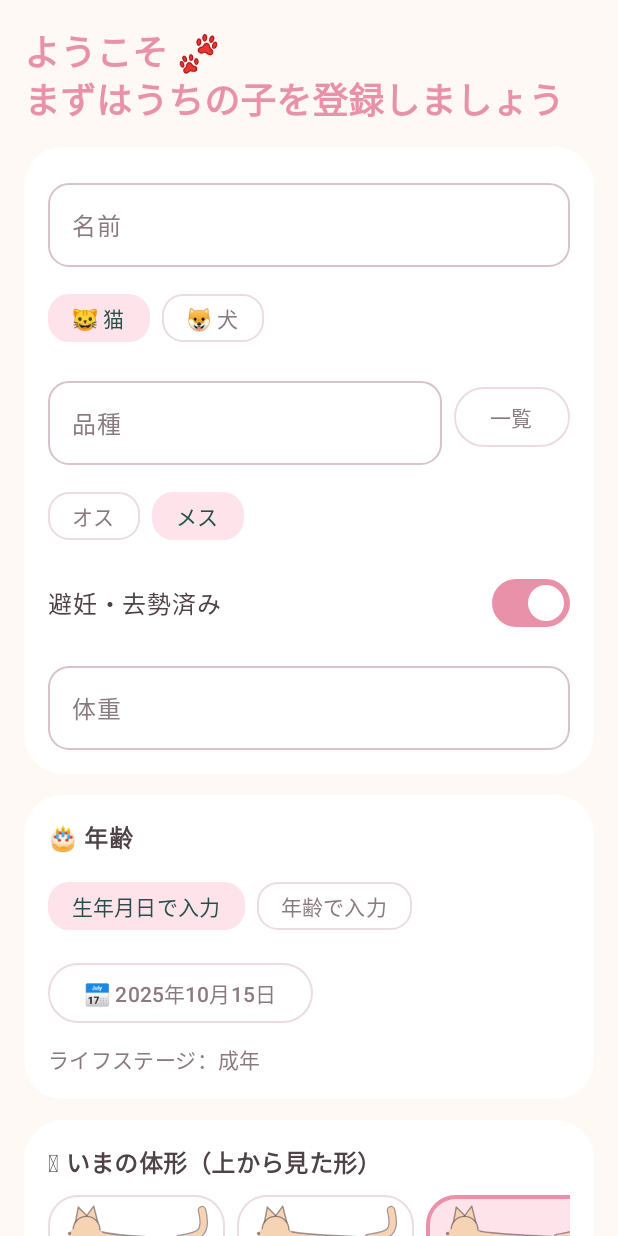
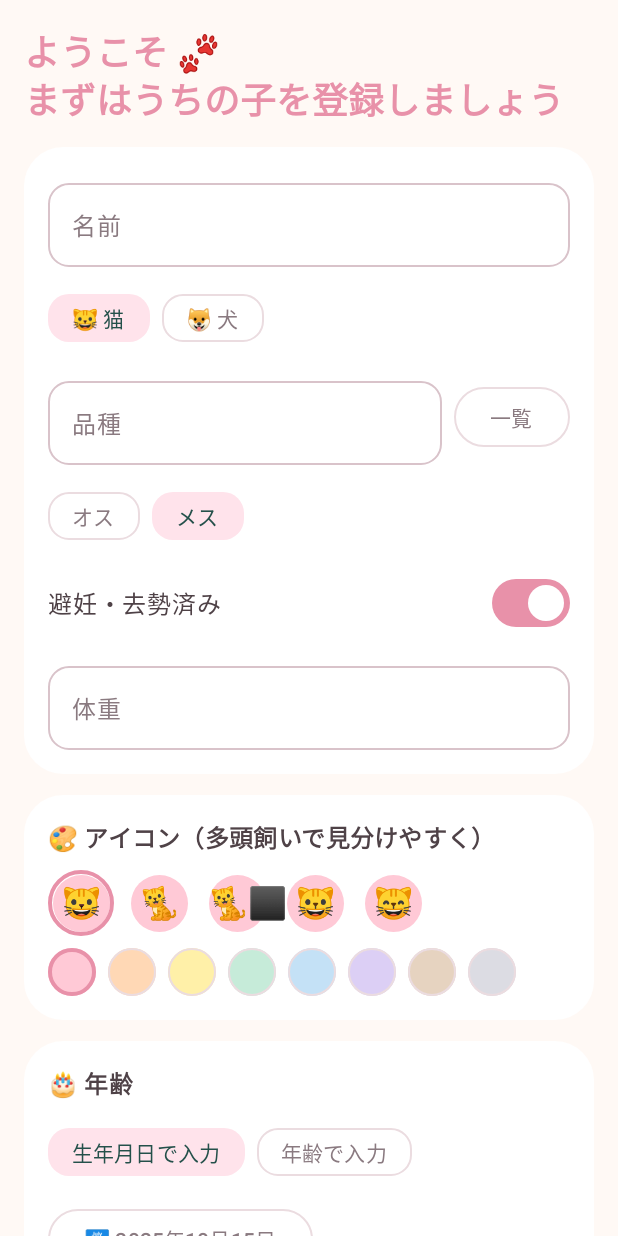
Before and after one commit to okame-jiiya/code001, an Android app built with Jetpack Compose: the screen it shows after launch (MainActivity), after a tap on an icon or button, on a phone screen of 412 x 824 dp. Run offline under Robolectric (Android 15) with nearby library versions, the phone set to English and light mode, and no system bars.

Commit message:
Fix BCS labels, add per-pet icon colors and daily mood
- BCS titles read 痩せ / やや痩せ / 理想的 / やや肥満 / 肥満
- Each pet picks an icon variant and a pastel background color, shown in the switcher and lists
- One-tap mood (sunny / cloudy / rainy) on the home and calendar screens, shown beside the day number

Co-Authored-By: Claude Opus 5.5 (1M context) <noreply@anthropic.com>
Claude-Session: https://claude.ai/code/session_01KgEUULBSFpwMYER5eSYZjZ

```diff
--- a/pet-care/app/src/main/java/com/okamejiiya/petcare/model/Models.kt
+++ b/pet-care/app/src/main/java/com/okamejiiya/petcare/model/Models.kt
@@ -5,9 +5,9 @@ import java.time.LocalDateTime
 import java.time.LocalTime
 import java.util.concurrent.atomic.AtomicLong
 
-enum class Species(val label: String, val emoji: String) {
-    CAT("猫", "🐱"),
-    DOG("犬", "🐶"),
+enum class Species(val label: String, val emoji: String, val icons: List<String>) {
+    CAT("猫", "🐱", listOf("🐱", "🐈", "🐈‍⬛", "😺", "😸")),
+    DOG("犬", "🐶", listOf("🐶", "🐕", "🐩", "🦮", "🐕‍🦺")),
 }
 
 enum class Sex(val label: String) {
@@ -42,7 +42,13 @@ data class Pet(
     val targetWeightKg: Double? = null,
     /** 1日のカロリーを手動で決めたいとき。null なら自動計算 */
     val customKcal: Int? = null,
-)
+    /** アイコンの背景色（PetColors の番号）。多頭飼いで見分けやすくする */
+    val colorIndex: Int = 0,
+    /** アイコンの絵柄（Species.icons の番号） */
+    val iconIndex: Int = 0,
+) {
+    val icon: String get() = species.icons.getOrElse(iconIndex) { species.emoji }
+}
 
 /**
  * 買ってきたフード・おやつ。
@@ -113,6 +119,19 @@ object ExcretionOptions {
     fun flags(type: ExcretionType) = if (type == ExcretionType.POOP) poopFlags else peeFlags
 }
 
+enum class Mood(val label: String, val emoji: String) {
+    GOOD("ごきげん", "☀️"),
+    SO_SO("ふつう", "☁️"),
+    BAD("いまいち", "☔"),
+}
+
+/** その日の機嫌（1日1つ） */
+data class MoodLog(
+    val petId: Long,
+    val date: LocalDate,
+    val mood: Mood,
+)
+
 data class WeightLog(
     val id: Long,
     val petId: Long,
@@ -180,6 +199,7 @@ data class AppData(
     val weights: List<WeightLog> = emptyList(),
     val reminders: List<Reminder> = emptyList(),
     val health: List<HealthRecord> = emptyList(),
+    val moods: List<MoodLog> = emptyList(),
     val selectedPetId: Long? = null,
 ) {
     val selectedPet: Pet? get() = pets.firstOrNull { it.id == selectedPetId } ?: pets.firstOrNull()
--- a/pet-care/app/src/main/java/com/okamejiiya/petcare/ui/BodyShape.kt
+++ b/pet-care/app/src/main/java/com/okamejiiya/petcare/ui/BodyShape.kt
@@ -30,7 +30,7 @@ import androidx.compose.ui.text.style.TextAlign
 import androidx.compose.ui.unit.dp
 import com.okamejiiya.petcare.model.Species
 
-val bcsTitles = listOf("やせ", "ややせ", "理想的", "ややぽっちゃり", "ぽっちゃり")
+val bcsTitles = listOf("痩せ", "やや痩せ", "理想的", "やや肥満", "肥満")
 
 fun bcsDescription(species: Species, bcs: Int): String = when (bcs) {
     1 -> "あばら骨・腰の骨・背骨が外から見える。上から見るとくびれが極端で、脂肪がほとんど触れない。"
--- /dev/null
+++ b/pet-care/app/src/main/java/com/okamejiiya/petcare/ui/PetAvatar.kt
@@ -0,0 +1,95 @@
+package com.okamejiiya.petcare.ui
+
+import androidx.compose.foundation.BorderStroke
+import androidx.compose.foundation.background
+import androidx.compose.foundation.border
+import androidx.compose.foundation.clickable
+import androidx.compose.foundation.horizontalScroll
+import androidx.compose.foundation.layout.Arrangement
+import androidx.compose.foundation.layout.Box
+import androidx.compose.foundation.layout.Column
+import androidx.compose.foundation.layout.Row
+import androidx.compose.foundation.layout.size
+import androidx.compose.foundation.rememberScrollState
+import androidx.compose.foundation.shape.CircleShape
+import androidx.compose.material3.MaterialTheme
+import androidx.compose.material3.Text
+import androidx.compose.runtime.Composable
+import androidx.compose.ui.Alignment
+import androidx.compose.ui.Modifier
+import androidx.compose.ui.graphics.Color
+import androidx.compose.ui.unit.dp
+import androidx.compose.ui.unit.sp
+import com.okamejiiya.petcare.model.Pet
+import com.okamejiiya.petcare.model.Species
+
+/** 多頭飼いで見分けるためのアイコン背景色（パステル） */
+val petColors = listOf(
+    Color(0xFFFFC9D6), // ピンク
+    Color(0xFFFFD8B5), // ピーチ
+    Color(0xFFFFF0A8), // レモン
+    Color(0xFFC6EBD9), // ミント
+    Color(0xFFC4E1F6), // そら
+    Color(0xFFDCCFF5), // ラベンダー
+    Color(0xFFE6D3C0), // ミルクティー
+    Color(0xFFDCDCE3), // グレー
+)
+
+fun petColor(index: Int): Color = petColors[index.mod(petColors.size)]
+
+/** 選ばれていない色のうち最初のもの（新しい子の初期値） */
+fun nextFreeColor(pets: List<Pet>): Int {
+    val used = pets.map { it.colorIndex.mod(petColors.size) }.toSet()
+    return petColors.indices.firstOrNull { it !in used } ?: (pets.size % petColors.size)
+}
+
+@Composable
+fun PetAvatar(icon: String, colorIndex: Int, size: Int = 28) {
+    Box(
+        Modifier
+            .size(size.dp)
+            .background(petColor(colorIndex), CircleShape),
+        contentAlignment = Alignment.Center,
+    ) {
+        Text(icon, fontSize = (size * 0.55f).sp)
+    }
+}
+
+@Composable
+fun PetAvatar(pet: Pet, size: Int = 28) = PetAvatar(pet.icon, pet.colorIndex, size)
+
+/** アイコンの絵柄と色を選ぶ */
+@Composable
+fun AvatarPicker(species: Species, iconIndex: Int, colorIndex: Int, onIcon: (Int) -> Unit, onColor: (Int) -> Unit) {
+    Column(verticalArrangement = Arrangement.spacedBy(8.dp)) {
+        Row(Modifier.horizontalScroll(rememberScrollState()), horizontalArrangement = Arrangement.spacedBy(8.dp)) {
+            species.icons.forEachIndexed { i, icon ->
+                Box(
+                    Modifier
+                        .size(44.dp)
+                        .border(
+                            BorderStroke(if (i == iconIndex) 2.5.dp else 0.dp, if (i == iconIndex) MaterialTheme.colorScheme.primary else Color.Transparent),
+                            CircleShape,
+                        )
+                        .clickable { onIcon(i) },
+                    contentAlignment = Alignment.Center,
+                ) { PetAvatar(icon, colorIndex, 38) }
+            }
+        }
+        Row(Modifier.horizontalScroll(rememberScrollState()), horizontalArrangement = Arrangement.spacedBy(8.dp)) {
+            petColors.forEachIndexed { i, c ->
+                Box(
+                    Modifier
+                        .size(32.dp)
+                        .background(c, CircleShape)
+                        .border(
+                            if (i == colorIndex) 2.5.dp else 1.dp,
+                            if (i == colorIndex) MaterialTheme.colorScheme.primary else MaterialTheme.colorScheme.outlineVariant,
+                            CircleShape,
+                        )
+                        .clickable { onColor(i) },
+                )
+            }
+        }
+    }
+}
--- a/pet-care/app/src/main/java/com/okamejiiya/petcare/ui/PetScreen.kt
+++ b/pet-care/app/src/main/java/com/okamejiiya/petcare/ui/PetScreen.kt
@@ -97,7 +97,10 @@ fun PetScreen(data: AppData, pet: Pet, store: PetStore, modifier: Modifier, onAd
                     BodyShapeImage(pet.species, pet.bcs)
                     Column(Modifier.padding(start = 12.dp).weight(1f), verticalArrangement = Arrangement.spacedBy(2.dp)) {
                         Text(pet.name, style = MaterialTheme.typography.headlineSmall, fontWeight = FontWeight.Bold)
-                        Text("${pet.species.emoji} ${pet.breed.ifBlank { pet.species.label }}")
+                        Row(verticalAlignment = Alignment.CenterVertically, horizontalArrangement = Arrangement.spacedBy(6.dp)) {
+                            PetAvatar(pet, 26)
+                            Text(pet.breed.ifBlank { pet.species.label })
+                        }
                         Text("${pet.sex.label}・${if (pet.neutered) "避妊・去勢済み" else "未去勢"}")
                         Text("${ageText(pet)}・${formatAmount(pet.weightKg)} kg・BCS ${pet.bcs}（${bcsTitles[pet.bcs - 1]}）")
                     }
@@ -141,8 +144,10 @@ fun PetScreen(data: AppData, pet: Pet, store: PetStore, modifier: Modifier, onAd
                             .padding(vertical = 4.dp),
                         verticalAlignment = Alignment.CenterVertically,
                     ) {
+                        PetAvatar(p, 34)
+                        HSpace(10)
                         Column(Modifier.weight(1f)) {
-                            Text("${p.species.emoji} ${p.name}", fontWeight = if (p.id == pet.id) FontWeight.Bold else FontWeight.Normal)
+                            Text(p.name, fontWeight = if (p.id == pet.id) FontWeight.Bold else FontWeight.Normal)
                             Text(
                                 todaySummary(data, p),
                                 style = MaterialTheme.typography.bodySmall,
@@ -167,7 +172,8 @@ private fun todaySummary(data: AppData, pet: Pet): String {
     val toilets = data.excretionLogs.filter { it.petId == pet.id && it.time.toLocalDate() == today }
     val target = Nutrition.energy(pet, today).targetKcal
     return "今日 ${kcal.roundToInt()}/${formatKcal(target)}・" +
-        ExcretionType.entries.joinToString("・") { t -> "${t.emoji}${toilets.count { it.type == t }}" }
+        ExcretionType.entries.joinToString("・") { t -> "${t.emoji}${toilets.count { it.type == t }}" } +
+        (data.moods.firstOrNull { it.petId == pet.id && it.date == today }?.let { "・${it.mood.emoji}" } ?: "")
 }
 
 @Composable
@@ -178,6 +184,7 @@ fun PetEditor(
     onCancel: (() -> Unit)?,
     onDelete: (() -> Unit)?,
     modifier: Modifier = Modifier,
+    defaultColor: Int = 0,
 ) {
     val today = LocalDate.now()
     var name by rememberSaveable { mutableStateOf(initial?.name ?: "") }
@@ -192,6 +199,8 @@ fun PetEditor(
     var ageYearsText by rememberSaveable { mutableStateOf((initialMonths / 12).toString()) }
     var ageMonthsText by rememberSaveable { mutableStateOf((initialMonths % 12).toString()) }
     var bcs by rememberSaveable { mutableIntStateOf(initial?.bcs ?: 3) }
+    var colorIndex by rememberSaveable { mutableIntStateOf(initial?.colorIndex ?: defaultColor) }
+    var iconIndex by rememberSaveable { mutableIntStateOf(initial?.iconIndex ?: 0) }
     var targetText by rememberSaveable { mutableStateOf(initial?.targetWeightKg?.let { formatAmount(it) } ?: "") }
     var customKcalText by rememberSaveable { mutableStateOf(initial?.customKcal?.toString() ?: "") }
     var showBreeds by remember { mutableStateOf(false) }
@@ -227,7 +236,7 @@ fun PetEditor(
             OutlinedTextField(name, { name = it }, label = { Text("名前") }, singleLine = true, modifier = Modifier.fillMaxWidth(), shape = MaterialTheme.shapes.small)
             Row(horizontalArrangement = Arrangement.spacedBy(8.dp)) {
                 for (s in Species.entries) ChoiceChip("${s.emoji} ${s.label}", species == s) {
-                    if (species != s) { species = s; breed = "" }
+                    if (species != s) { species = s; breed = ""; iconIndex = 0 }
                 }
             }
             Row(verticalAlignment = Alignment.CenterVertically, horizontalArrangement = Arrangement.spacedBy(8.dp)) {
@@ -242,6 +251,9 @@ fun PetEditor(
                 Switch(checked = neutered, onCheckedChange = { neutered = it })
             }
             NumberField(weightText, { weightText = it }, "体重", Modifier.fillMaxWidth(), suffix = "kg")
+        }
+        SectionCard(title = "🎨 アイコン（多頭飼いで見分けやすく）") {
+            AvatarPicker(species, iconIndex, colorIndex, onIcon = { iconIndex = it }, onColor = { colorIndex = it })
         }
         SectionCard(title = "🎂 年齢") {
             Row(horizontalArrangement = Arrangement.spacedBy(8.dp)) {
@@ -295,6 +307,8 @@ fun PetEditor(
                             bcs = bcs,
                             targetWeightKg = targetText.toDoubleLoose()?.takeIf { it > 0 },
                             customKcal = customKcalText.trim().toIntOrNull()?.takeIf { it > 0 },
+                            colorIndex = colorIndex,
+                            iconIndex = iconIndex,
                         ),
                     )
                 },
--- a/pet-care/app/src/main/java/com/okamejiiya/petcare/ui/Root.kt
+++ b/pet-care/app/src/main/java/com/okamejiiya/petcare/ui/Root.kt
@@ -59,6 +59,7 @@ fun PetCareRoot(store: PetStore) {
                 PetEditor(
                     initial = null,
                     firstTime = pet == null,
+                    defaultColor = nextFreeColor(data.pets),
                     onSave = {
                         store.upsertPet(it)
                         store.selectPet(it.id)
@@ -126,7 +127,8 @@ private fun PetSwitcher(data: AppData, pet: Pet, onSelect: (Long) -> Unit, onAdd
                 FilterChip(
                     selected = p.id == pet.id,
                     onClick = { onSelect(p.id) },
-                    label = { Text("${p.species.emoji} ${p.name}", fontWeight = FontWeight.Bold) },
+                    label = { Text(p.name, fontWeight = FontWeight.Bold) },
+                    leadingIcon = { PetAvatar(p, 24) },
                     colors = FilterChipDefaults.filterChipColors(
                         selectedContainerColor = MaterialTheme.colorScheme.primaryContainer,
                     ),
```
Also changed, not shown: pet-care/app/src/main/java/com/okamejiiya/petcare/data/PetStore.kt (+23 -0 lines), pet-care/app/src/main/java/com/okamejiiya/petcare/ui/CalendarScreen.kt (+17 -5 lines), pet-care/app/src/main/java/com/okamejiiya/petcare/ui/Common.kt (+11 -0 lines), pet-care/app/src/main/java/com/okamejiiya/petcare/ui/HomeScreen.kt (+8 -1 lines), 1 other file.
